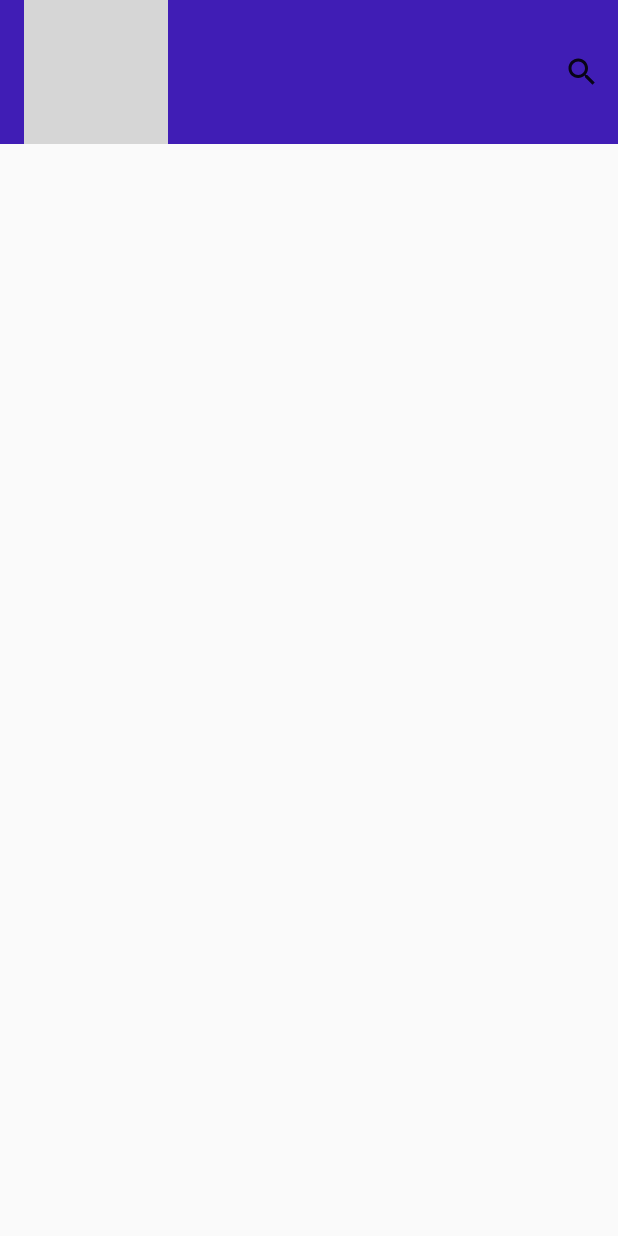
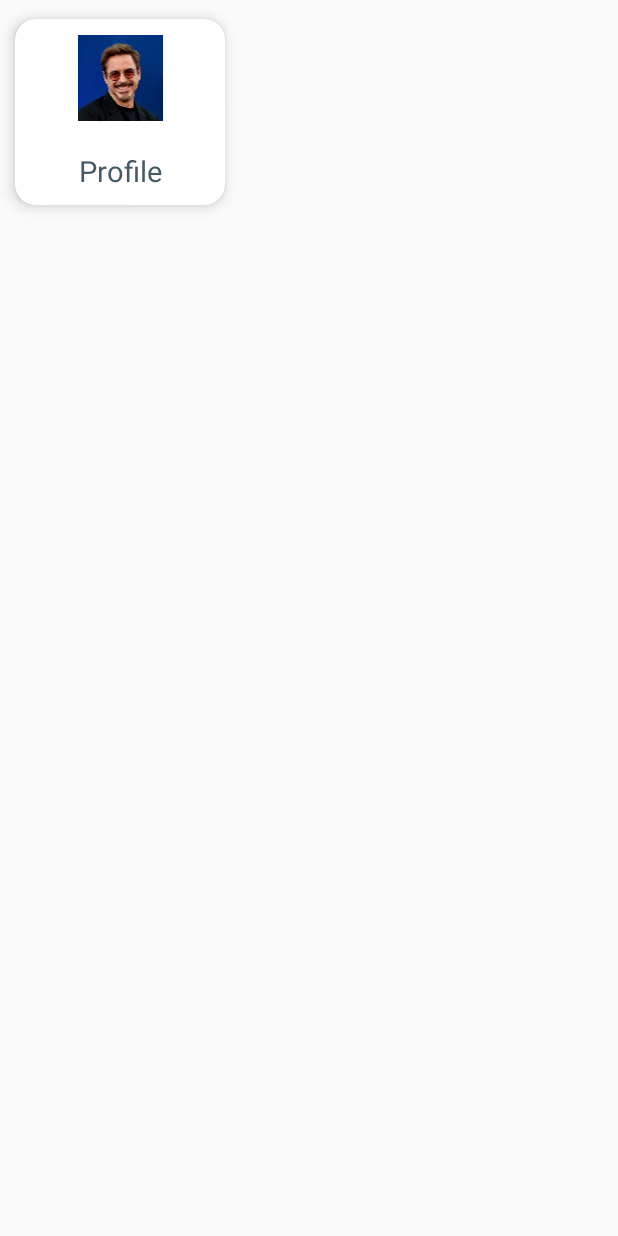
Before and after one commit to smvenkateshvignesh/EmployeeDetails, an Android app: the layout activity_employee_details.xml on its own in the app's theme, with its tools: preview values and no code run, on a phone screen of 412 x 824 dp. Run offline under Robolectric (Android 15) with nearby library versions, the phone set to English and light mode, and no system bars; grey boxes are pictures that could not be loaded.

Commit message:
Created Custom widget CardView

```diff
--- a/app/src/main/AndroidManifest.xml
+++ b/app/src/main/AndroidManifest.xml
@@ -2,7 +2,6 @@
 <manifest xmlns:android="http://schemas.android.com/apk/res/android"
     xmlns:tools="http://schemas.android.com/tools"
     package="com.sample.employeedetails">
-
     <application
         android:name=".application.MyApplication"
         android:allowBackup="true"
@@ -14,14 +13,16 @@
         tools:ignore="GoogleAppIndexingWarning">
         <activity android:name=".ui.employeedetails.EmployeeDetailsActivity"
 
-        android:theme="@style/AppThemeNoActionBar"/>
-        <activity android:name=".ui.splashscreen.SplashScreenActivity"
-            android:theme="@style/AppThemeNoActionBar">
+        android:theme="@style/AppThemeNoActionBar">
             <intent-filter>
                 <action android:name="android.intent.action.MAIN" />
 
                 <category android:name="android.intent.category.LAUNCHER" />
             </intent-filter>
+        </activity>
+        <activity android:name=".ui.splashscreen.SplashScreenActivity"
+            android:theme="@style/AppThemeNoActionBar">
+
         </activity>
 
         <activity android:name=".ui.userprofile.UserProfileActivity"/>
--- a/app/src/main/java/com/sample/employeedetails/ui/employeedetails/EmployeeDetailsActivity.kt
+++ b/app/src/main/java/com/sample/employeedetails/ui/employeedetails/EmployeeDetailsActivity.kt
@@ -4,6 +4,7 @@ import androidx.appcompat.app.AppCompatActivity
 import android.os.Bundle
 import com.sample.employeedetails.R
 import com.sample.employeedetails.base.BaseActivity
+import kotlinx.android.synthetic.main.activity_employee_details.*
 
 class EmployeeDetailsActivity : BaseActivity() {
     override fun setLayout(): Int {
--- /dev/null
+++ b/app/src/main/java/com/sample/employeedetails/widgets/MyCardView.kt
@@ -0,0 +1,74 @@
+package com.sample.employeedetails.widgets
+
+import android.content.Context
+import android.graphics.drawable.Drawable
+import android.util.AttributeSet
+import android.view.LayoutInflater
+import android.widget.ImageView
+import android.widget.LinearLayout
+import androidx.cardview.widget.CardView
+import androidx.core.content.ContextCompat
+import com.bumptech.glide.Glide
+import com.sample.employeedetails.R
+
+class MyCardView : LinearLayout {
+    private var cardMain: CardView? = null
+    private var imgCardIcon: ImageView? = null
+    private var txtCardHeading: MyTextView? = null
+
+
+    constructor(context: Context) : super(context) {}
+
+    constructor(context: Context, attrs: AttributeSet?) : super(context, attrs) {
+        if (!isInEditMode)
+            initWithAttrs(context, attrs, 0)
+    }
+
+    constructor(context: Context, attrs: AttributeSet?, defStyleAttr: Int) : super(
+        context,
+        attrs,
+        defStyleAttr
+    ) {
+        if (!isInEditMode)
+            initWithAttrs(context, attrs, defStyleAttr)
+    }
+
+    private fun initWithAttrs(context: Context, attrs: AttributeSet?, defStyleAttr: Int) {
+        val typedArray =
+            context.obtainStyledAttributes(attrs, R.styleable.MyCardView, defStyleAttr, 0)
+        val image = typedArray.getDrawable(R.styleable.MyCardView_setImage)
+        val text = typedArray.getText(R.styleable.MyCardView_setText)
+        val backgroundColor = typedArray.getColor(
+            R.styleable.MyCardView_setBackground,
+            ContextCompat.getColor(context, R.color.lightGrey)
+        )
+        val corners = typedArray.getInteger(R.styleable.MyCardView_setCorners, -1)
+        inflateView()
+        cardMain?.setContentPadding(corners, corners, corners, corners)
+        cardMain?.setCardBackgroundColor(backgroundColor)
+        setIcon(image)
+        setHeader(text.toString())
+        typedArray.recycle()
+
+    }
+
+    private fun inflateView() {
+        val myView = LayoutInflater.from(context).inflate(R.layout.cardview_item, this, true)
+        cardMain = myView.findViewById(R.id.cardMain)
+        imgCardIcon = myView.findViewById(R.id.imgCardIcon)
+        txtCardHeading = myView.findViewById(R.id.txtCardHeading)
+    }
+
+    fun setIcon(img: Drawable?) {
+        imgCardIcon?.let {
+            Glide.with(context).load(img).into(it)
+        }
+    }
+
+    fun setHeader(header: String) {
+        txtCardHeading?.let {
+            it.text = header
+        }
+    }
+
+}
--- a/app/src/main/res/layout/activity_employee_details.xml
+++ b/app/src/main/res/layout/activity_employee_details.xml
@@ -1,47 +1,17 @@
 <?xml version="1.0" encoding="utf-8"?>
-<androidx.constraintlayout.widget.ConstraintLayout xmlns:android="http://schemas.android.com/apk/res/android"
+<LinearLayout xmlns:android="http://schemas.android.com/apk/res/android"
     xmlns:app="http://schemas.android.com/apk/res-auto"
     xmlns:tools="http://schemas.android.com/tools"
     android:layout_width="match_parent"
     android:layout_height="match_parent"
     tools:context=".ui.employeedetails.EmployeeDetailsActivity">
 
-    <androidx.appcompat.widget.Toolbar
-        android:id="@+id/toolbar"
-        android:layout_width="0dp"
-        android:layout_height="wrap_content"
-        android:background="?attr/colorPrimary"
-        android:minHeight="?attr/actionBarSize"
-        android:theme="?attr/actionBarTheme"
-        app:layout_constraintEnd_toEndOf="parent"
-        app:layout_constraintStart_toStartOf="parent"
-        app:layout_constraintTop_toTopOf="parent">
+  <com.sample.employeedetails.widgets.MyCardView
+      android:id="@+id/myCardView"
+      android:layout_width="wrap_content"
+      android:layout_height="wrap_content"
+      app:setImage="@drawable/img_dummy_profile_one"
+      app:setBackground="@color/white"
+      app:setText="Profile"/>
 
-        <RelativeLayout
-            android:layout_width="match_parent"
-            android:layout_height="match_parent"
-            android:gravity="end">
-
-            <SearchView
-                android:layout_width="wrap_content"
-                android:layout_height="wrap_content"
-                android:layout_alignParentRight="true"
-                android:layout_centerVertical="true" />
-
-            <ImageView
-                android:id="@+id/imageView"
-                android:layout_width="wrap_content"
-                android:layout_height="wrap_content"
-                android:layout_centerVertical="true"
-                app:srcCompat="@drawable/icon_back" />
-        </RelativeLayout>
-    </androidx.appcompat.widget.Toolbar>
-
-    <androidx.recyclerview.widget.RecyclerView
-        android:id="@+id/employeeProfileRecycler"
-        android:layout_width="0dp"
-        android:layout_height="wrap_content"
-        app:layout_constraintEnd_toEndOf="parent"
-        app:layout_constraintStart_toStartOf="parent"
-        app:layout_constraintTop_toBottomOf="@+id/toolbar" />
-</androidx.constraintlayout.widget.ConstraintLayout>
+</LinearLayout>
--- /dev/null
+++ b/app/src/main/res/layout/cardview_item.xml
@@ -0,0 +1,54 @@
+<?xml version="1.0" encoding="utf-8"?>
+<LinearLayout xmlns:android="http://schemas.android.com/apk/res/android"
+    xmlns:app="http://schemas.android.com/apk/res-auto"
+    android:layout_width="wrap_content"
+    android:layout_height="wrap_content">
+
+    <androidx.cardview.widget.CardView
+        android:id="@+id/cardMain"
+        app:cardUseCompatPadding="true"
+        android:layout_width="@dimen/_140dp"
+        android:layout_height="wrap_content"
+        app:cardBackgroundColor="@color/white"
+        app:cardCornerRadius="@dimen/_12dp"
+        app:cardElevation="@dimen/_5dp">
+
+        <androidx.constraintlayout.widget.ConstraintLayout
+            android:id="@+id/linearBackground"
+            android:layout_width="match_parent"
+            android:layout_height="match_parent"
+            android:layout_gravity="top"
+            android:gravity="center"
+            android:orientation="vertical">
+
+            <ImageView
+                android:id="@+id/imgCardIcon"
+                android:layout_width="@dimen/_50dp"
+                android:layout_height="@dimen/_50dp"
+                android:layout_marginTop="@dimen/_10dp"
+                android:src="@drawable/img_dummy_profile_one"
+                app:layout_constraintEnd_toEndOf="parent"
+                app:layout_constraintStart_toStartOf="parent"
+                app:layout_constraintTop_toTopOf="parent" />
+
+            <com.sample.employeedetails.widgets.MyTextView
+                android:id="@+id/txtCardHeading"
+                style="@style/extra_large_text_semi_bold"
+                android:layout_width="wrap_content"
+                android:layout_height="wrap_content"
+                android:layout_marginTop="@dimen/_20dp"
+                android:layout_marginBottom="@dimen/_10dp"
+                android:ellipsize="end"
+                android:maxLines="1"
+                android:text="Employee"
+                android:textColor="@color/cardSemiBlack"
+                app:layout_constraintBottom_toBottomOf="parent"
+                app:layout_constraintEnd_toEndOf="parent"
+                app:layout_constraintStart_toStartOf="parent"
+                app:layout_constraintTop_toBottomOf="@id/imgCardIcon" />
+
+        </androidx.constraintlayout.widget.ConstraintLayout>
+
+    </androidx.cardview.widget.CardView>
+
+</LinearLayout>
--- a/app/src/main/res/values/colors.xml
+++ b/app/src/main/res/values/colors.xml
@@ -16,4 +16,5 @@
     <color name="profile">#0B0075</color>
     <color name="underLine">#04BAF8</color>
     <color name="dullWhite">#D3CECE</color>
+    <color name="cardSemiBlack">#455A65</color>
 </resources>
--- a/app/src/main/res/values/styles.xml
+++ b/app/src/main/res/values/styles.xml
@@ -93,4 +93,16 @@
         <item>@string/helveticaneue_lightitalic</item>
         <item>@string/helveticaneue_medium</item>
     </string-array>
+
+    <declare-styleable name="MyCardView">
+        <attr name="setImage" format="reference">
+        </attr>
+        <attr name="setText" format="string">
+        </attr>
+        <attr name="setCorners" format="dimension">
+        </attr>
+        <attr name="setBackground" format="color">
+        </attr>
+    </declare-styleable>
+
 </resources>
```
